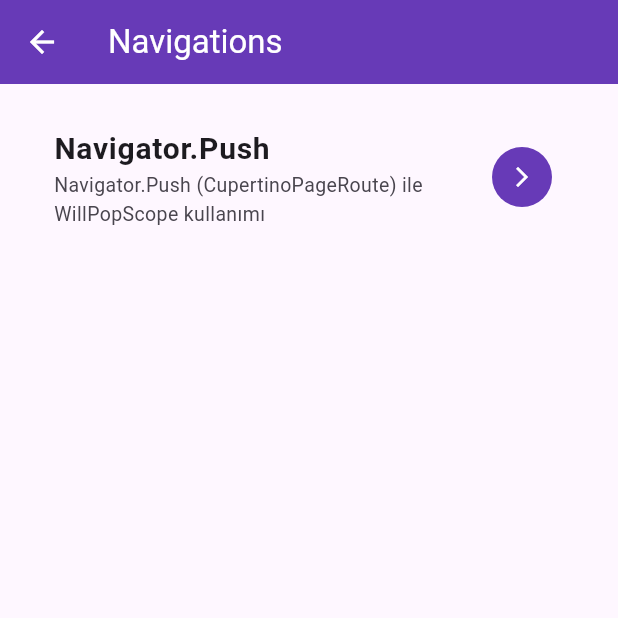
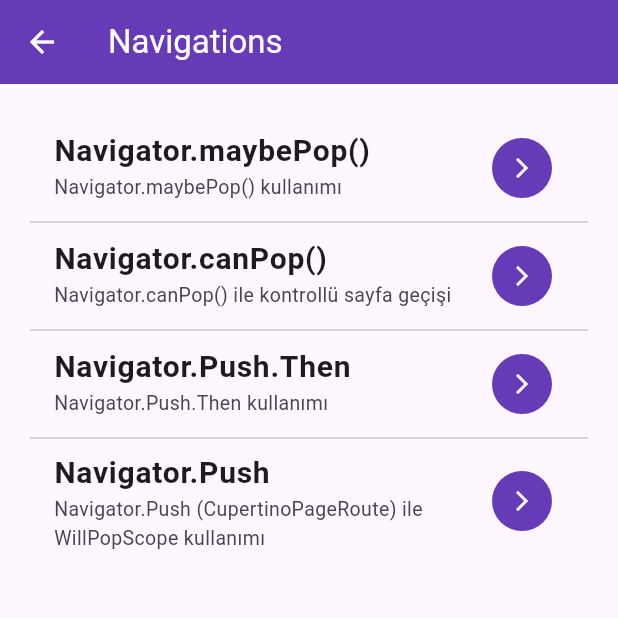
Before and after one commit to yayirgul/flutter_library, a Flutter app: the screen it shows after launch, after a tap on "Navigations", on a phone screen of 412 x 824 dp, the top half of it. Run offline on Flutter 3.47's test engine with Material 2 defaults, Android fonts, the light colour scheme and no system bars; our stand-ins replace flutter_easyloading.

Commit message:
navigator pages

```diff
--- a/lib/screens/navigator_push_screen.dart
+++ b/lib/screens/navigator_push_screen.dart
@@ -36,7 +36,7 @@ class NavigatorPushScreen extends StatelessWidget {
           ),
         ),
         body: Padding(
-          padding: const EdgeInsets.all(8.0),
+          padding: const EdgeInsets.only(top: 18),
           child: Center(
             child: Column(
               mainAxisAlignment: MainAxisAlignment.start,
--- a/lib/settings/route_generator.dart
+++ b/lib/settings/route_generator.dart
@@ -1,7 +1,9 @@
 import 'package:flutter/cupertino.dart';
 import 'package:flutter/foundation.dart';
 import 'package:flutter/material.dart';
+import 'package:flutter_library/screens/navigator_push_screen.dart';
 import 'package:flutter_library/screens/navigator_x_screen.dart';
+import 'package:flutter_library/screens/navigator_y_screen.dart';
 import 'package:flutter_library/widgets/home_widget.dart';
 
 class RouteGenerator {
@@ -24,6 +26,10 @@ class RouteGenerator {
         return _route(const HomeWidget(), settings);
       case '/NavigatorXScreen':
         return _route(const NavigatorXScreen(), settings);
+      case '/NavigatorPushScreen':
+        return _route(NavigatorPushScreen(), settings);
+      case '/NavigatorYScreen':
+        return _route(const NavigatorYScreen(), settings);
       default:
         return MaterialPageRoute(
           builder: (context) => Scaffold(
--- a/lib/widgets/navigation_widget.dart
+++ b/lib/widgets/navigation_widget.dart
@@ -32,6 +32,95 @@ class NavigationWidget extends StatelessWidget {
               tiles: [
                 ListTile(
                   title: const Text(
+                    'Navigator.maybePop()',
+                    style: TextStyle(fontSize: 20, fontWeight: FontWeight.w600),
+                  ),
+                  subtitle: const Text(
+                    'Navigator.maybePop() kullanımı', // Önceki sayfa veya kök dizine gitmek için kullanılıyor.
+                    style: TextStyle(fontSize: 13),
+                  ),
+                  onTap: () async {
+                    Navigator.of(context).maybePop();
+                  },
+                  trailing: const CircleAvatar(
+                    backgroundColor: Colors.deepPurple,
+                    child: Icon(
+                      Icons.arrow_forward_ios,
+                      size: 16,
+                      color: Colors.white,
+                    ),
+                  ),
+                ),
+                ListTile(
+                  title: const Text(
+                    'Navigator.canPop()',
+                    style: TextStyle(fontSize: 20, fontWeight: FontWeight.w600),
+                  ),
+                  subtitle: const Text(
+                    'Navigator.canPop() ile kontrollü sayfa geçişi',
+                    style: TextStyle(fontSize: 13),
+                  ),
+                  onTap: () {
+                    AlertDialog alert = AlertDialog(
+                      title: const Text('Navigator.canPop()'),
+                      content: const Text(
+                          '.canPop() kontrolü yapıldı. Sayfalar arası geçiş yapabilirsiniz.'),
+                      actions: [
+                        TextButton(
+                            onPressed: () {
+                              Navigator.of(context).pop();
+                            },
+                            child: const Text('Tamam'))
+                      ],
+                    );
+                    if (Navigator.canPop(context)) {
+                      showDialog(context: context, builder: (context) => alert);
+                    } else {
+                      showDialog(
+                        context: context,
+                        builder: (context) => const AlertDialog(
+                          title: Text('Navigator.canPop()'),
+                          content: Text('.canPop() kontrolü yapılmadı...'),
+                          actions: [],
+                        ),
+                      );
+                    }
+                  },
+                  trailing: const CircleAvatar(
+                    backgroundColor: Colors.deepPurple,
+                    child: Icon(
+                      Icons.arrow_forward_ios,
+                      size: 16,
+                      color: Colors.white,
+                    ),
+                  ),
+                ),
+                ListTile(
+                  title: const Text(
+                    'Navigator.Push.Then',
+                    style: TextStyle(fontSize: 20, fontWeight: FontWeight.w600),
+                  ),
+                  subtitle: const Text(
+                    'Navigator.Push.Then kullanımı',
+                    style: TextStyle(fontSize: 13),
+                  ),
+                  onTap: () async {
+                    Navigator.of(context)
+                        .push(MaterialPageRoute(
+                            builder: (context) => NavigatorPushScreen()))
+                        .then((value) => debugPrint('Gelen Değer : $value'));
+                  },
+                  trailing: const CircleAvatar(
+                    backgroundColor: Colors.deepPurple,
+                    child: Icon(
+                      Icons.arrow_forward_ios,
+                      size: 16,
+                      color: Colors.white,
+                    ),
+                  ),
+                ),
+                ListTile(
+                  title: const Text(
                     'Navigator.Push',
                     style: TextStyle(fontSize: 20, fontWeight: FontWeight.w600),
                   ),
```
Also changed, not shown: lib/screens/navigator_x_screen.dart (+45 -1 lines), lib/screens/navigator_y_screen.dart (added, +19 -0 lines).
